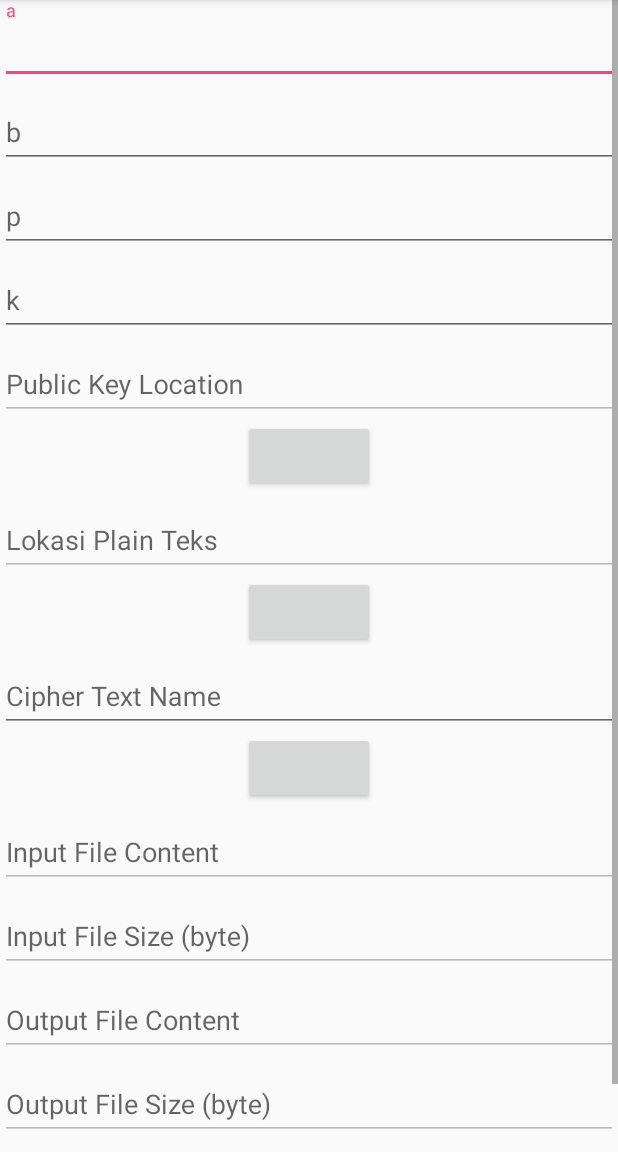
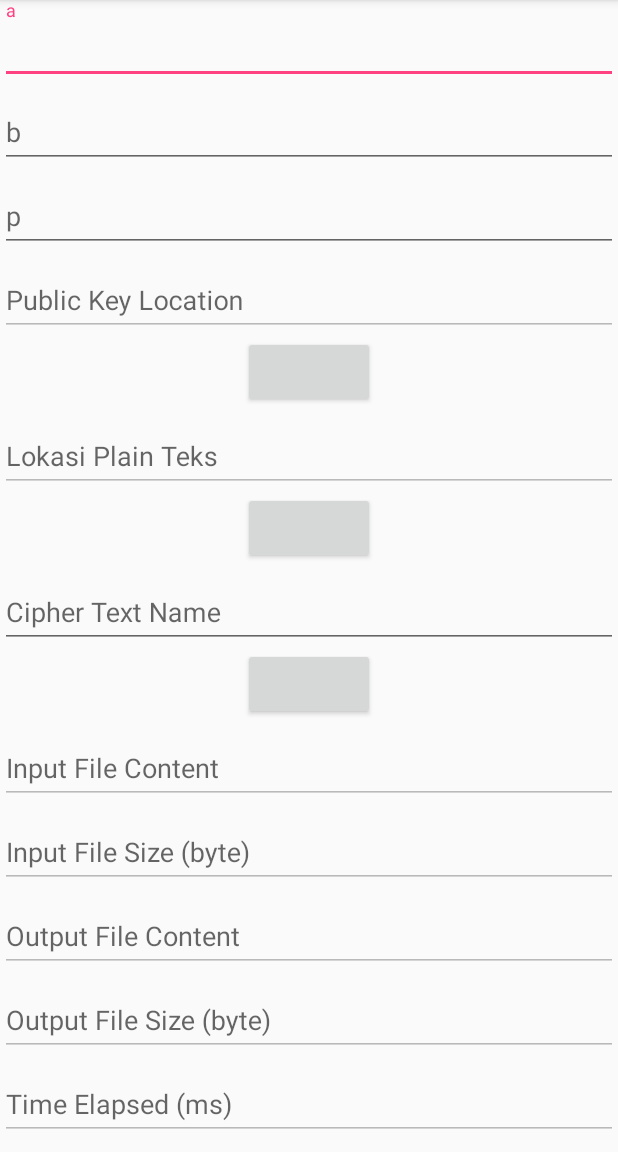
Before and after one commit to berv-uni-project/rsa-ecceg-implementation, an Android app: the fragment ECCEGEncryptFragment shown on its own in the app's theme, on a phone screen of 412 x 824 dp, the part 84-1236 px from its top. Run offline under Robolectric (Android 15) with nearby library versions, the phone set to English and light mode, and no system bars; our stand-ins replace ButterKnife; libraries missing offline, so code that uses them is left out: cc.cloudist.acplibrary, com.obsez.android; plain views replace FancyButton; 3 statements that could not run were skipped.

Commit message:
ECCEG Completed

```diff
--- a/app/src/main/java/com/example/bervianto/ecceg_rsa_app/ecc/ECCEG.java
+++ b/app/src/main/java/com/example/bervianto/ecceg_rsa_app/ecc/ECCEG.java
@@ -1,6 +1,7 @@
 package com.example.bervianto.ecceg_rsa_app.ecc;
 
 import java.math.BigInteger;
+import java.security.SecureRandom;
 import java.util.*;
 import java.io.*;
 
@@ -82,7 +83,7 @@ public class ECCEG {
     }
 
     public Pair<Point, Point> encrypt(Point p) {
-        BigInteger k = new BigInteger(ECC.p.bitLength(), new Random())
+        BigInteger k = new BigInteger(ECC.p.bitLength(), new SecureRandom())
             .mod(ECC.p.subtract(BigInteger.ONE))
             .add(BigInteger.ONE);
         Point left = ECC.multiply(k, basePoint);
--- a/app/src/main/res/layout/fragment_eccegencrypt.xml
+++ b/app/src/main/res/layout/fragment_eccegencrypt.xml
@@ -47,18 +47,6 @@
                 android:layout_height="wrap_content"
                 android:inputType="number"
                 android:hint="p" />
-        </android.support.design.widget.TextInputLayout>
-
-        <android.support.design.widget.TextInputLayout
-            android:layout_width="match_parent"
-            android:layout_height="wrap_content">
-
-            <android.support.design.widget.TextInputEditText
-                android:id="@+id/k_encrypt_ecceg_value"
-                android:layout_width="match_parent"
-                android:layout_height="wrap_content"
-                android:inputType="number"
-                android:hint="k" />
         </android.support.design.widget.TextInputLayout>
 
         <android.support.design.widget.TextInputLayout
```
Also changed, not shown: app/src/main/java/com/example/bervianto/ecceg_rsa_app/fragment/ECCEGEncryptFragment.java (+5 -9 lines).
